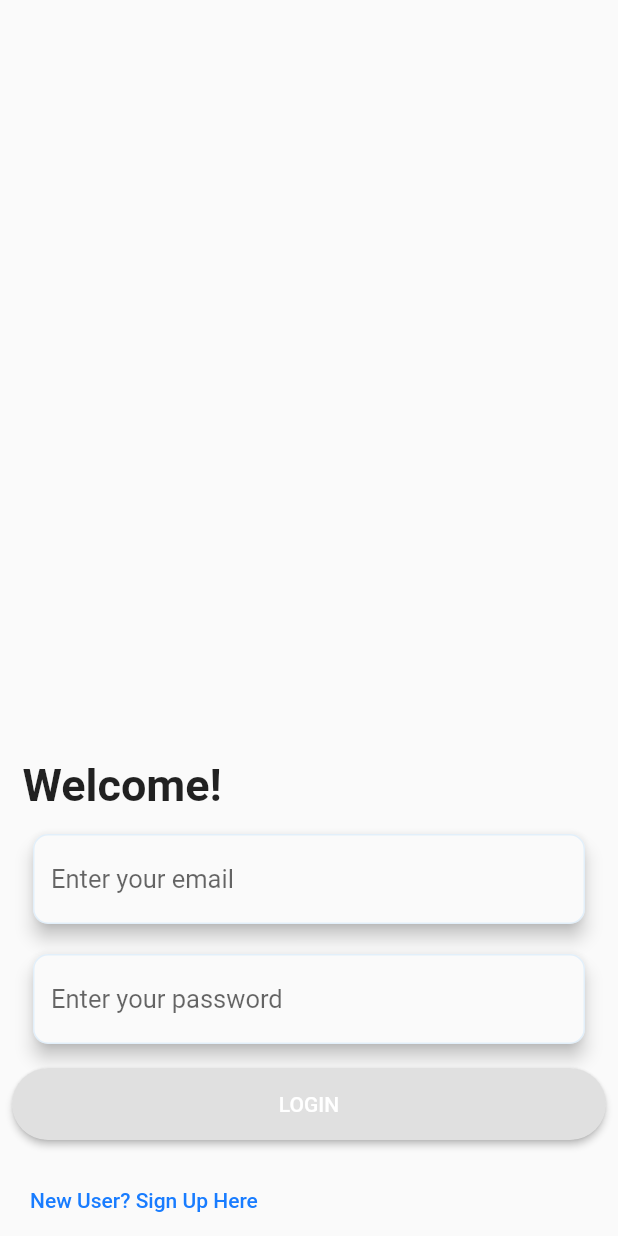
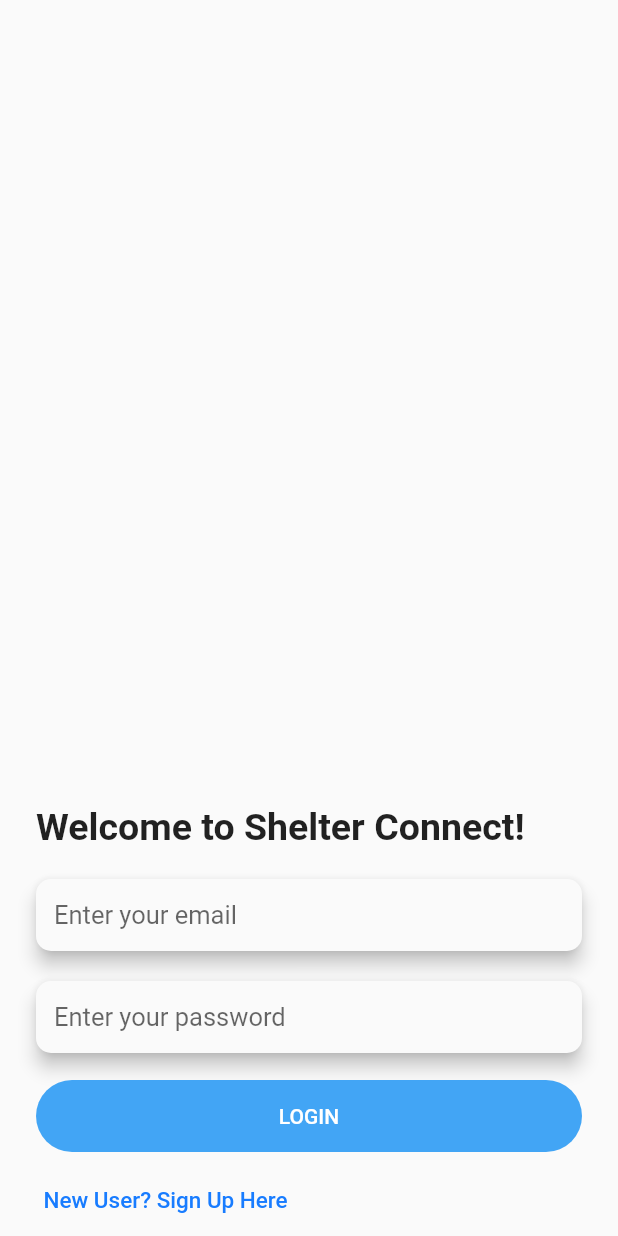
Before and after one commit to Shelter-Connect/phase1, a Flutter app: the screen it shows after launch, on a phone screen of 412 x 824 dp. Run offline on Flutter 3.47's test engine with Material 2 defaults, Android fonts, the phone set to English and light mode, and no system bars.

Commit message:
Code cleanup + visual bug fixes

```diff
--- a/lib/components/floating_text_field.dart
+++ b/lib/components/floating_text_field.dart
@@ -16,11 +16,10 @@ class FloatingTextField extends StatelessWidget {
         onChanged: onChanged,
         maxLines: 1,
         decoration: InputDecoration(
+          contentPadding: EdgeInsets.symmetric(horizontal: 12.0),
           hintText: hintText,
           hintStyle: TextStyle(fontSize: 17),
-          border: OutlineInputBorder(
-            borderRadius: BorderRadius.circular(10),
-          ),
+          border: InputBorder.none,
         ),
       ),
     );
--- a/lib/components/rounded_button.dart
+++ b/lib/components/rounded_button.dart
@@ -1,4 +1,6 @@
 import 'package:flutter/material.dart';
+
+import '../constants.dart';
 
 class RoundedButton extends StatelessWidget {
   final String title;
@@ -10,7 +12,8 @@ class RoundedButton extends StatelessWidget {
   Widget build(BuildContext context) {
     return Padding(
       padding: EdgeInsets.symmetric(vertical: 8.0),
-      child: RaisedButton(
+      child: FlatButton(
+        color: colorScheme.secondary,
         padding: EdgeInsets.all(16.0),
         shape: RoundedRectangleBorder(
           borderRadius: BorderRadius.circular(30.0),
--- a/lib/components/text_button.dart
+++ b/lib/components/text_button.dart
@@ -9,13 +9,14 @@ class TextButton extends StatelessWidget {
   @override
   Widget build(BuildContext context) {
     return FlatButton(
-      padding: EdgeInsets.all(0),
+      padding: EdgeInsets.all(0.0),
       splashColor: Colors.transparent,
       highlightColor: Colors.transparent,
       child: Text(
         text,
         style: TextStyle(
           color: Color(0xff187CFF),
+          fontSize: 15.0,
         ),
       ),
       onPressed: onPressed,
--- a/lib/pages/shelter_sign_up_page.dart
+++ b/lib/pages/shelter_sign_up_page.dart
@@ -9,10 +9,9 @@ class ShelterSignUp extends StatelessWidget {
   @override
   Widget build(BuildContext context) {
     return Scaffold(
-      body: Container(
+      body: SingleChildScrollView(
+        child: Container(
           padding: EdgeInsets.symmetric(horizontal: 24.0),
-        child: SingleChildScrollView(
-          child: Container(
           height: MediaQuery.of(context).size.height,
           child: Column(
             mainAxisAlignment: MainAxisAlignment.center,
@@ -47,14 +46,16 @@ class ShelterSignUp extends StatelessWidget {
                   //TODO: Make Sign up go to Volunteer Confirmation
                 },
               ),
-                TextButton(
+              Padding(
+                padding: const EdgeInsets.only(left: 5.0),
+                child: TextButton(
                   text: 'Not a Shelter?',
                   onPressed: () {
                     Navigator.pop(context);
                   },
                 ),
+              ),
             ],
-            ),
           ),
         ),
       ),
--- a/lib/pages/signup_page.dart
+++ b/lib/pages/signup_page.dart
@@ -19,13 +19,13 @@ class SignupPage extends StatelessWidget {
             RoundedButton(
               title: 'Sign Up As Shelter',
               onPressed: () {
-                //TODO: push to volunteer signup page
+                Navigator.pushNamed(context, '/shelter_sign_up');
               },
             ),
             RoundedButton(
               title: 'Sign Up As Volunteer',
               onPressed: () {
-                //TODO: push to volunteer signup page
+                Navigator.pushNamed(context, '/volunteer_sign_up');
               },
             ),
             Padding(
@@ -33,10 +33,10 @@ class SignupPage extends StatelessWidget {
               child: TextButton(
                 text: 'Existing User? Press here to sign in.',
                 onPressed: () {
-                  //TODO: push to sign in page
+                  Navigator.pop(context);
                 }
               ),
-            )
+            ),
           ],
         ),
       ),
--- a/lib/pages/volunteer_sign_up_page.dart
+++ b/lib/pages/volunteer_sign_up_page.dart
@@ -9,10 +9,9 @@ class VolunteerSignUp extends StatelessWidget {
   @override
   Widget build(BuildContext context) {
     return Scaffold(
-      body: Container(
+      body: SingleChildScrollView(
+        child: Container(
           padding: EdgeInsets.symmetric(horizontal: 24.0),
-        child: SingleChildScrollView(
-          child: Container(
           height: MediaQuery.of(context).size.height,
           child: Column(
             mainAxisAlignment: MainAxisAlignment.center,
@@ -47,14 +46,16 @@ class VolunteerSignUp extends StatelessWidget {
                   //TODO: Make Sign up go to Volunteer Confirmation
                 },
               ),
-                TextButton(
+              Padding(
+                padding: const EdgeInsets.only(left: 5.0),
+                child: TextButton(
                   text: 'Not a Volunteer?',
                   onPressed: () {
                     Navigator.pop(context);
                   },
                 ),
+              ),
             ],
-            ),
           ),
         ),
       ),
--- a/lib/pages/welcome_page.dart
+++ b/lib/pages/welcome_page.dart
@@ -21,25 +21,19 @@ class _WelcomePageState extends State<WelcomePage> {
           crossAxisAlignment: CrossAxisAlignment.center,
           children: <Widget>[
             Container(
+              padding: EdgeInsets.symmetric(horizontal: 24.0),
               child: Column(
-                crossAxisAlignment: CrossAxisAlignment.center,
-                mainAxisAlignment: MainAxisAlignment.start,
+                crossAxisAlignment: CrossAxisAlignment.start,
                 children: <Widget>[
-                  Align(
-                    alignment: Alignment.centerLeft,
-                    child: Padding(
-                      padding: const EdgeInsets.symmetric(horizontal: 15, vertical: 15),
-                      child: Container(
-                        child: Text(
-                          'Welcome!',
-                          style: TextStyle(fontSize: 30, fontWeight: FontWeight.w600),
+                  Text(
+                    'Welcome to Shelter Connect!',
+                    style: TextStyle(
+                      fontSize: 25.0,
+                      fontWeight: FontWeight.bold,
                     ),
                   ),
-                    ),
-                  ),
-                  Padding(
-                    padding: const EdgeInsets.symmetric(horizontal: 22.0),
-                    child: Align(
+                  SizedBox(height: 20.0),
+                  Align(
                     alignment: Alignment.centerLeft,
                     child: FloatingTextField(
                       hintText: 'Enter your email',
@@ -48,39 +42,27 @@ class _WelcomePageState extends State<WelcomePage> {
                       },
                     ),
                   ),
-                  ),
-                  SizedBox(height: 20),
-                  Padding(
-                    padding: const EdgeInsets.symmetric(horizontal: 22.0),
-                    child: Align(
-                      alignment: Alignment.centerLeft,
-                      child: FloatingTextField(
+                  SizedBox(height: 20.0),
+                  FloatingTextField(
                     hintText: 'Enter your password',
                     onChanged: (val) {
                       //TODO: Update Password Variable
                     },
                   ),
-                    ),
-                  ),
-                  Padding(
-                    padding: const EdgeInsets.all(8.0),
-                    child: RoundedButton(
+                  SizedBox(height: 10.0),
+                  RoundedButton(
                     title: 'LOGIN',
                     onPressed: () {
                       //TODO Check for Existing user. IF true, log them in. IF false, show error message
                     },
                   ),
-                  ),
                   Padding(
-                    padding: const EdgeInsets.symmetric(horizontal: 20.0),
-                    child: Align(
-                      alignment: Alignment.centerLeft,
+                    padding: const EdgeInsets.only(left: 5.0),
                     child: TextButton(
                       text: 'New User? Sign Up Here',
                       onPressed: () {
-                          //TODO redirect to sign up page
+                        Navigator.pushNamed(context, '/signup');
                       },
-                      ),
                     ),
                   ),
                 ],
```
Lines whose indentation alone changed are shown as unchanged.
